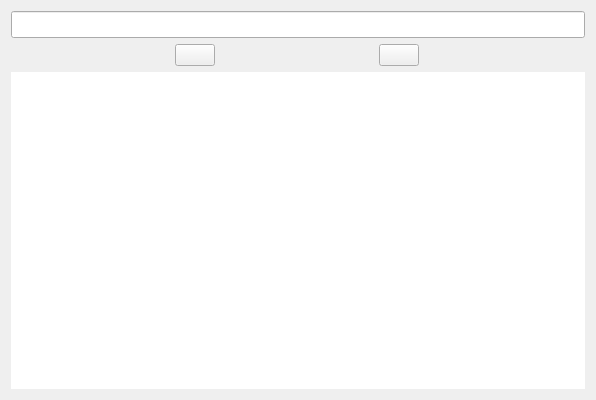
Above: FileManager.ui from nekotyan2d/FileManager before the change. Below: the same form after it.
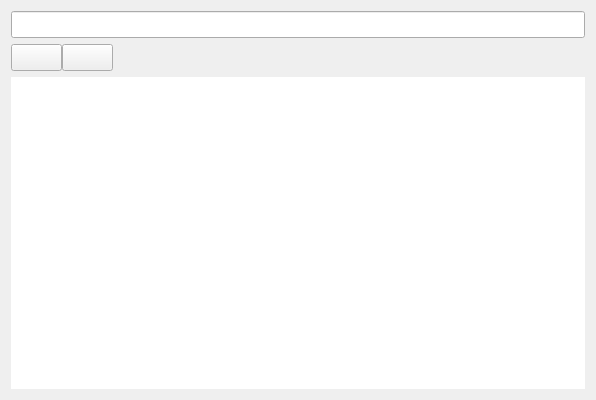
That is the form after the change. Icons and pictures are not drawn.

Commit message: feat: исправил отображение кнопок копирования и удаления

```diff
--- a/FileManager.ui
+++ b/FileManager.ui
@@ -25,7 +25,7 @@
      </widget>
     </item>
     <item>
-     <layout class="QHBoxLayout" name="horizontalLayout" stretch="0,0">
+     <layout class="QHBoxLayout" name="horizontalLayout" stretch="1,0,0">
       <property name="spacing">
        <number>0</number>
       </property>
@@ -40,30 +40,89 @@
           <verstretch>0</verstretch>
          </sizepolicy>
         </property>
+        <property name="font">
+         <font>
+          <pointsize>12</pointsize>
+         </font>
+        </property>
+        <property name="cursor">
+         <cursorShape>PointingHandCursor</cursorShape>
+        </property>
+        <property name="contextMenuPolicy">
+         <enum>Qt::ContextMenuPolicy::DefaultContextMenu</enum>
+        </property>
+        <property name="toolTip">
+         <string>Копировать</string>
+        </property>
         <property name="text">
          <string/>
         </property>
         <property name="icon">
          <iconset theme="QIcon::ThemeIcon::EditCopy"/>
         </property>
+        <property name="iconSize">
+         <size>
+          <width>36</width>
+          <height>24</height>
+         </size>
+        </property>
        </widget>
       </item>
       <item>
        <widget class="QPushButton" name="copyButton">
+        <property name="enabled">
+         <bool>true</bool>
+        </property>
         <property name="sizePolicy">
          <sizepolicy hsizetype="Fixed" vsizetype="Fixed">
           <horstretch>0</horstretch>
           <verstretch>0</verstretch>
          </sizepolicy>
         </property>
+        <property name="minimumSize">
+         <size>
+          <width>28</width>
+          <height>0</height>
+         </size>
+        </property>
+        <property name="font">
+         <font>
+          <pointsize>12</pointsize>
+         </font>
+        </property>
+        <property name="cursor">
+         <cursorShape>PointingHandCursor</cursorShape>
+        </property>
+        <property name="toolTip">
+         <string>Удалить</string>
+        </property>
         <property name="text">
          <string/>
         </property>
         <property name="icon">
          <iconset theme="QIcon::ThemeIcon::EditDelete"/>
         </property>
+        <property name="iconSize">
+         <size>
+          <width>36</width>
+          <height>24</height>
+         </size>
+        </property>
        </widget>
       </item>
+      <item>
+       <spacer name="horizontalSpacer">
+        <property name="orientation">
+         <enum>Qt::Orientation::Horizontal</enum>
+        </property>
+        <property name="sizeHint" stdset="0">
+         <size>
+          <width>40</width>
+          <height>20</height>
+         </size>
+        </property>
+       </spacer>
+      </item>
      </layout>
     </item>
     <item>
```
